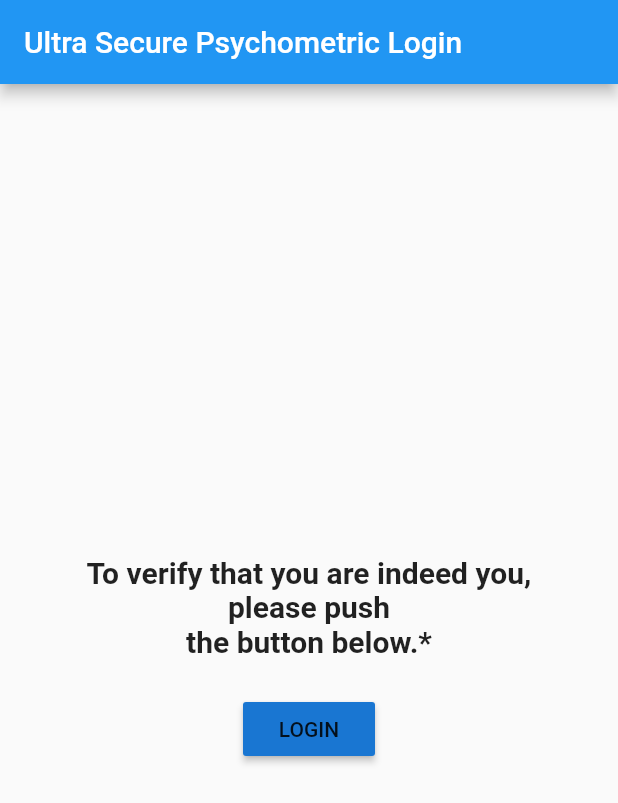
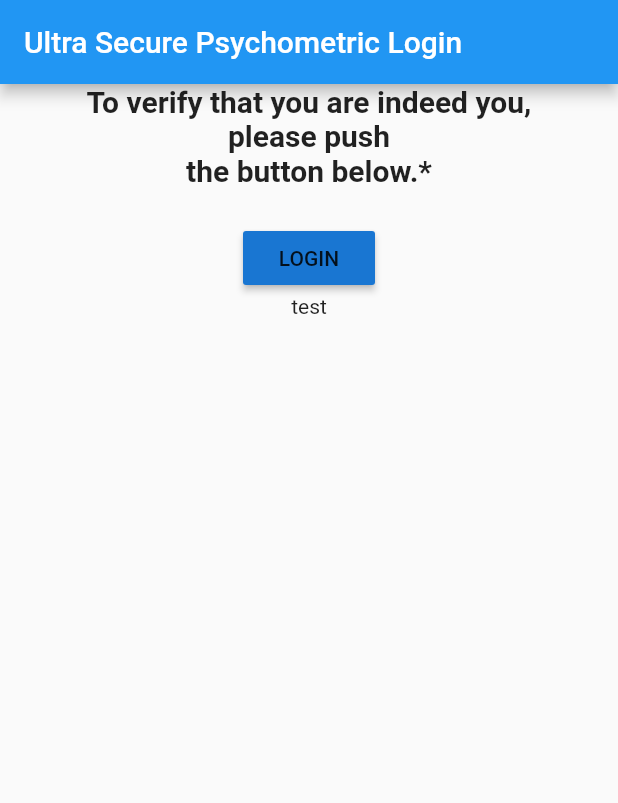
Before and after one commit to brianrichardson-dev/club_keeper, a Flutter app: the screen it shows after launch, on a phone screen of 412 x 824 dp. Shown: the top 803 px of the screen. Run offline on Flutter 3.47's test engine with Material 2 defaults, Android fonts, the phone set to English and light mode, and no system bars.

Commit message:
Format Login page

```diff
--- a/lib/pages/auth.dart
+++ b/lib/pages/auth.dart
@@ -9,6 +9,8 @@ class AuthPage extends StatelessWidget {
       ),
       body: Center(
         child: Column(
+          children: <Widget>[
+            Column(
               mainAxisAlignment: MainAxisAlignment.center,
               children: <Widget>[
                 Text(
@@ -23,6 +25,9 @@ class AuthPage extends StatelessWidget {
                 ),
               ],
             ),
+            Text('test'),
+          ],
+        ),
       ),
     );
   }
```
Lines whose indentation alone changed are shown as unchanged.
